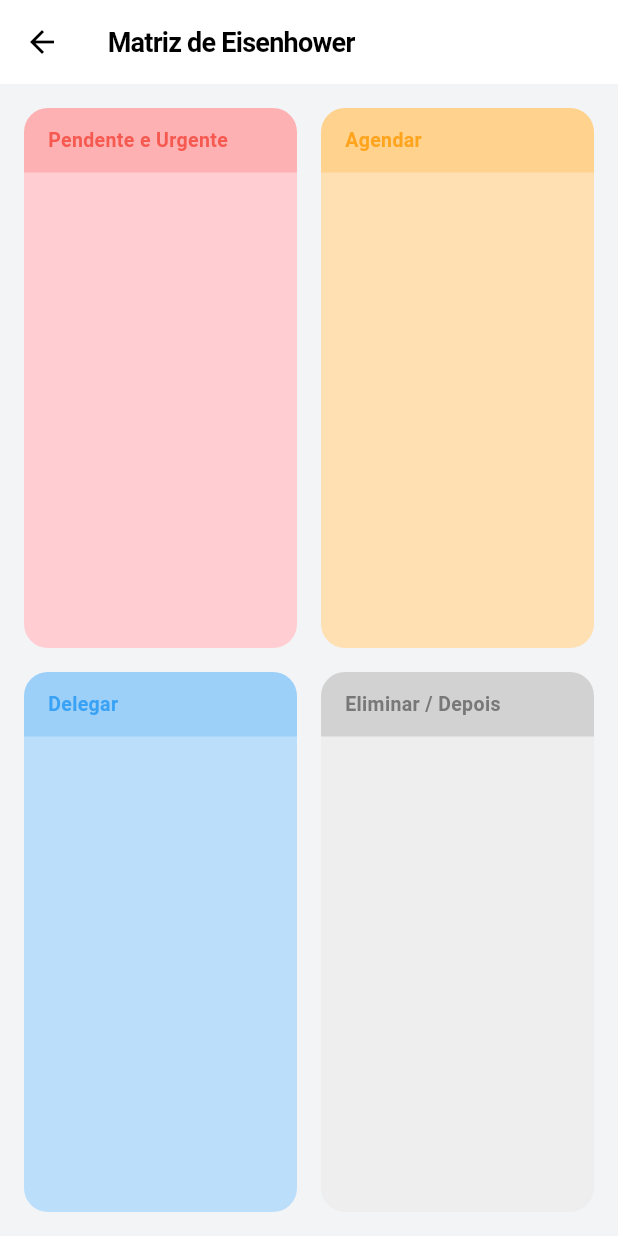
After one commit to zatarana/Controle-financeiro-, a Flutter app: the screen it shows after launch, item 3 of the bottom bar chosen, after a tap on the "grid view" icon, on a phone screen of 412 x 824 dp. The commit adds this screen. Run offline on Flutter 3.47's test engine with Material 3 defaults, Android fonts, the phone set to English and light mode, and no system bars; our stand-ins replace fl_chart, shared_preferences.

Commit message:
feat: Enhance task management with subtasks and Eisenhower matrix
Introduces subtasks for granular task tracking and integrates the Eisenhower Matrix view for better task prioritization. Expands TaskItem model to include more details like time, tags, subtasks, and estimated duration. Updates TaskProvider to manage lists and filter tasks by date ranges and lists. Adds EisenhowerMatrixTab UI for visualizing tasks based on urgency and importance.

```diff
--- a/flutter_app/lib/core/finance_provider.dart
+++ b/flutter_app/lib/core/finance_provider.dart
@@ -127,6 +127,9 @@ class FinanceProvider extends ChangeNotifier {
     final idx = _advancedDebts.indexWhere((element) => element.id == debtId);
     if (idx != -1 && (_advancedDebts[idx].status == DebtStatus.pendente || _advancedDebts[idx].status == DebtStatus.renegociada)) {
       _advancedDebts[idx].status = DebtStatus.emPagamento;
+
+      // Criar transações de despesa caso o usuário marque "pagar", isso não deve ser feito no start Payment,
+      // mas se o comportamento for integrar, a gente pode deixar o usuário pagar via debt detail
       saveData();
       notifyListeners();
     }
--- a/flutter_app/lib/core/task_models.dart
+++ b/flutter_app/lib/core/task_models.dart
@@ -1,35 +1,70 @@
 import 'package:flutter/material.dart';
 
 enum TaskPriority { none, low, medium, high }
-enum TaskStatus { pending, completed }
+enum TaskStatus { pending, completed, postponed }
+
+class Subtask {
+  String id;
+  String title;
+  bool isCompleted;
+
+  Subtask({required this.id, required this.title, this.isCompleted = false});
+
+  Map<String, dynamic> toJson() => {
+    'id': id,
+    'title': title,
+    'isCompleted': isCompleted,
+  };
+
+  factory Subtask.fromJson(Map<String, dynamic> json) => Subtask(
+    id: json['id'],
+    title: json['title'],
+    isCompleted: json['isCompleted'] ?? false,
+  );
+}
 
 class TaskItem {
   final String id;
   String title;
   String description;
   DateTime? dueDate;
+  DateTime? time; // Hora específica
   TaskPriority priority;
   TaskStatus status;
-  String listName; // 'Inbox', 'Work', 'Personal'
+  String listId;
+  List<String> tags;
+  List<Subtask> subtasks;
+  int? estimatedDurationMinutes; // Estimativa de duração
+  DateTime? createdAt;
 
   TaskItem({
     required this.id,
     required this.title,
     this.description = '',
     this.dueDate,
+    this.time,
     this.priority = TaskPriority.none,
     this.status = TaskStatus.pending,
-    this.listName = 'Inbox',
-  });
+    this.listId = 'inbox',
+    this.tags = const [],
+    this.subtasks = const [],
+    this.estimatedDurationMinutes,
+    DateTime? createdAt,
+  }) : createdAt = createdAt ?? DateTime.now();
 
   Map<String, dynamic> toJson() => {
     'id': id,
     'title': title,
     'description': description,
     'dueDate': dueDate?.toIso8601String(),
+    'time': time?.toIso8601String(),
     'priority': priority.index,
     'status': status.index,
-    'listName': listName,
+    'listId': listId,
+    'tags': tags,
+    'subtasks': subtasks.map((e) => e.toJson()).toList(),
+    'estimatedDurationMinutes': estimatedDurationMinutes,
+    'createdAt': createdAt?.toIso8601String(),
   };
 
   factory TaskItem.fromJson(Map<String, dynamic> json) => TaskItem(
@@ -37,8 +72,36 @@ class TaskItem {
     title: json['title'],
     description: json['description'] ?? '',
     dueDate: json['dueDate'] != null ? DateTime.parse(json['dueDate']) : null,
+    time: json['time'] != null ? DateTime.parse(json['time']) : null,
     priority: TaskPriority.values[json['priority'] ?? 0],
     status: TaskStatus.values[json['status'] ?? 0],
-    listName: json['listName'] ?? 'Inbox',
+    listId: json['listId'] ?? 'inbox',
+    tags: List<String>.from(json['tags'] ?? []),
+    subtasks: (json['subtasks'] as List?)?.map((e) => Subtask.fromJson(e)).toList() ?? [],
+    estimatedDurationMinutes: json['estimatedDurationMinutes'],
+    createdAt: json['createdAt'] != null ? DateTime.parse(json['createdAt']) : DateTime.now(),
   );
 }
+
+class TaskList {
+  final String id;
+  String name;
+  String colorHex;
+  String? folderId;
+
+  TaskList({required this.id, required this.name, this.colorHex = '#000000', this.folderId});
+
+  Map<String, dynamic> toJson() => {
+    'id': id,
+    'name': name,
+    'colorHex': colorHex,
+    'folderId': folderId,
+  };
+
+  factory TaskList.fromJson(Map<String, dynamic> json) => TaskList(
+    id: json['id'],
+    name: json['name'],
+    colorHex: json['colorHex'] ?? '#000000',
+    folderId: json['folderId'],
+  );
+}
--- a/flutter_app/lib/core/task_provider.dart
+++ b/flutter_app/lib/core/task_provider.dart
@@ -5,8 +5,10 @@ import 'task_models.dart';
 
 class TaskProvider extends ChangeNotifier {
   List<TaskItem> _tasks = [];
+  List<TaskList> _taskLists = [];
 
   List<TaskItem> get tasks => _tasks;
+  List<TaskList> get taskLists => _taskLists;
 
   List<TaskItem> get todayTasks {
     final now = DateTime.now();
@@ -19,17 +21,40 @@ class TaskProvider extends ChangeNotifier {
     }).toList();
   }
 
+  List<TaskItem> get next7DaysTasks {
+    final now = DateTime.now();
+    final today = DateTime(now.year, now.month, now.day);
+    final nextWeek = today.add(const Duration(days: 7));
+    return _tasks.where((t) {
+      if (t.status == TaskStatus.completed) return false;
+      if (t.dueDate == null) return false;
+      final due = DateTime(t.dueDate!.year, t.dueDate!.month, t.dueDate!.day);
+      return due.isAfter(today) && due.isBefore(nextWeek);
+    }).toList();
+  }
+
   List<TaskItem> get inboxTasks {
-    return _tasks.where((t) => t.listName == 'Inbox' && t.status == TaskStatus.pending).toList();
+    return _tasks.where((t) => t.listId == 'inbox' && t.status == TaskStatus.pending).toList();
   }
 
   List<TaskItem> get completedTasks {
     return _tasks.where((t) => t.status == TaskStatus.completed).toList();
   }
 
+  List<TaskItem> tasksByList(String listId) {
+    return _tasks.where((t) => t.listId == listId && t.status != TaskStatus.completed).toList();
+  }
+
   Future<void> loadData() async {
     try {
       final prefs = await SharedPreferences.getInstance();
+
+      final tlStr = prefs.getString('taskLists');
+      if (tlStr != null) {
+        Iterable l = json.decode(tlStr);
+        _taskLists = List<TaskList>.from(l.map((model) => TaskList.fromJson(model)));
+      }
+
       final tkStr = prefs.getString('tasks');
       if (tkStr != null) {
         Iterable l = json.decode(tkStr);
@@ -45,9 +70,16 @@ class TaskProvider extends ChangeNotifier {
     try {
       final prefs = await SharedPreferences.getInstance();
       await prefs.setString('tasks', json.encode(_tasks.map((t) => t.toJson()).toList()));
+      await prefs.setString('taskLists', json.encode(_taskLists.map((t) => t.toJson()).toList()));
     } catch (e) {
       debugPrint('Erro ao salvar tasks locais: $e');
     }
+  }
+
+  void addTaskList(TaskList list) {
+    _taskLists.add(list);
+    saveData();
+    notifyListeners();
   }
 
   void addTask(TaskItem task) {
--- /dev/null
+++ b/flutter_app/lib/ui/eisenhower_matrix_tab.dart
@@ -0,0 +1,106 @@
+import 'package:flutter/material.dart';
+import 'package:provider/provider.dart';
+import 'package:intl/intl.dart';
+import '../core/task_provider.dart';
+import '../core/task_models.dart';
+
+class EisenhowerMatrixTab extends StatelessWidget {
+  const EisenhowerMatrixTab({Key? key}) : super(key: key);
+
+  @override
+  Widget build(BuildContext context) {
+    final provider = context.watch<TaskProvider>();
+    final allPending = provider.tasks.where((e) => e.status != TaskStatus.completed).toList();
+
+    final q1 = allPending.where((e) => e.priority == TaskPriority.high).toList(); // Important & Urgent (We simplify highest priority here)
+    final q2 = allPending.where((e) => e.priority == TaskPriority.medium).toList(); // Important, Not Urgent
+    final q3 = allPending.where((e) => e.priority == TaskPriority.low).toList(); // Urgent, Not Important
+    final q4 = allPending.where((e) => e.priority == TaskPriority.none).toList(); // Not Urgent, Not Important
+
+    return Scaffold(
+      backgroundColor: const Color(0xFFF3F4F6),
+      appBar: AppBar(
+        title: const Text('Matriz de Eisenhower', style: TextStyle(color: Colors.black, fontSize: 18, fontWeight: FontWeight.bold)),
+        backgroundColor: Colors.white,
+        elevation: 0,
+        iconTheme: const IconThemeData(color: Colors.black),
+      ),
+      body: Padding(
+        padding: const EdgeInsets.all(16.0),
+        child: Column(
+          children: [
+            Expanded(
+              child: Row(
+                children: [
+                  Expanded(child: _buildQuadrant(context, 'Pendente e Urgente', q1, Colors.red.shade100, Colors.red)),
+                  const SizedBox(width: 16),
+                  Expanded(child: _buildQuadrant(context, 'Agendar', q2, Colors.orange.shade100, Colors.orange)),
+                ],
+              ),
+            ),
+            const SizedBox(height: 16),
+            Expanded(
+              child: Row(
+                children: [
+                  Expanded(child: _buildQuadrant(context, 'Delegar', q3, Colors.blue.shade100, Colors.blue)),
+                  const SizedBox(width: 16),
+                  Expanded(child: _buildQuadrant(context, 'Eliminar / Depois', q4, Colors.grey.shade200, Colors.grey.shade700)),
+                ],
+              ),
+            ),
+          ],
+        ),
+      ),
+    );
+  }
+
+  Widget _buildQuadrant(BuildContext context, String title, List<TaskItem> tasks, Color bgColor, Color headerColor) {
+    return Container(
+      decoration: BoxDecoration(
+        color: bgColor,
+        borderRadius: BorderRadius.circular(16),
+      ),
+      child: Column(
+        crossAxisAlignment: CrossAxisAlignment.stretch,
+        children: [
+          Container(
+            padding: const EdgeInsets.symmetric(vertical: 12, horizontal: 16),
+            decoration: BoxDecoration(
+              color: headerColor.withOpacity(0.2),
+              borderRadius: const BorderRadius.vertical(top: Radius.circular(16)),
+            ),
+            child: Text(title, style: TextStyle(fontWeight: FontWeight.bold, color: headerColor.withOpacity(0.8), fontSize: 13)),
+          ),
+          Expanded(
+            child: ListView.builder(
+              padding: const EdgeInsets.all(8),
+              itemCount: tasks.length,
+              itemBuilder: (ctx, i) {
+                final t = tasks[i];
+                return Container(
+                  margin: const EdgeInsets.only(bottom: 8),
+                  padding: const EdgeInsets.all(12),
+                  decoration: BoxDecoration(
+                    color: Colors.white,
+                    borderRadius: BorderRadius.circular(8),
+                    boxShadow: [BoxShadow(color: Colors.black.withOpacity(0.05), blurRadius: 4, offset: const Offset(0, 2))]
+                  ),
+                  child: Row(
+                    children: [
+                      GestureDetector(
+                        onTap: () => context.read<TaskProvider>().toggleTaskStatus(t.id),
+                        child: const Icon(Icons.circle_outlined, size: 20, color: Colors.black38),
+                      ),
+                      const SizedBox(width: 8),
+                      Expanded(child: Text(t.title, style: const TextStyle(fontSize: 13, fontWeight: FontWeight.w500))),
+                    ],
+                  ),
+                );
+              },
+            ),
+          )
+        ],
+      ),
+    );
+  }
+}
--- a/flutter_app/lib/ui/tasks_overview_tab.dart
+++ b/flutter_app/lib/ui/tasks_overview_tab.dart
@@ -3,6 +3,10 @@ import 'package:provider/provider.dart';
 import 'package:intl/intl.dart';
 import '../core/task_provider.dart';
 import '../core/task_models.dart';
+import 'task_detail_page.dart';
+import 'eisenhower_matrix_tab.dart';
+import 'pomodoro_timer_tab.dart';
+import 'habit_tracker_tab.dart';
 
 class TasksOverviewTab extends StatefulWidget {
   const TasksOverviewTab({super.key});
@@ -26,6 +30,9 @@ class _TasksOverviewTabState extends State<TasksOverviewTab> with SingleTickerPr
       children: [
         Container(
           color: Colors.white,
+          child: Row(
+            children: [
+              Expanded(
                 child: TabBar(
                   controller: _tabController,
                   labelColor: Colors.black,
@@ -35,6 +42,30 @@ class _TasksOverviewTabState extends State<TasksOverviewTab> with SingleTickerPr
                     Tab(text: 'Hoje'),
                     Tab(text: 'Inbox'),
                     Tab(text: 'Concluídas'),
+                  ],
+                ),
+              ),
+              IconButton(
+                icon: const Icon(Icons.grid_view),
+                tooltip: 'Matriz de Eisenhower',
+                onPressed: () {
+                  Navigator.push(context, MaterialPageRoute(builder: (_) => const EisenhowerMatrixTab()));
+                },
+              ),
+              IconButton(
+                icon: const Icon(Icons.timer_outlined),
+                tooltip: 'Foco (Pomodoro)',
+                onPressed: () {
+                  Navigator.push(context, MaterialPageRoute(builder: (_) => const PomodoroTimerTab()));
+                },
+              ),
+              IconButton(
+                icon: const Icon(Icons.loop),
+                tooltip: 'Hábitos',
+                onPressed: () {
+                  Navigator.push(context, MaterialPageRoute(builder: (_) => const HabitTrackerTab()));
+                },
+              )
             ],
           ),
         ),
@@ -100,13 +131,18 @@ class _TasksOverviewTabState extends State<TasksOverviewTab> with SingleTickerPr
                             : null,
                       ),
                     ),
-                    title: Text(
+                    title: GestureDetector(
+                      onTap: () {
+                         Navigator.push(context, MaterialPageRoute(builder: (_) => TaskDetailPage(taskId: task.id)));
+                      },
+                      child: Text(
                         task.title,
                         style: TextStyle(
                           fontWeight: FontWeight.w600,
                           fontSize: 15,
                           decoration: isCompleted ? TextDecoration.lineThrough : null,
                           color: isCompleted ? Colors.black38 : Colors.black87,
+                        ),
                       ),
                     ),
                     subtitle: task.dueDate != null
```
Also changed, not shown: flutter_app/lib/ui/habit_tracker_tab.dart (added, +159 -0 lines), flutter_app/lib/ui/pomodoro_timer_tab.dart (added, +104 -0 lines), flutter_app/lib/ui/task_detail_page.dart (added, +136 -0 lines). Lines whose indentation alone changed are shown as unchanged.
